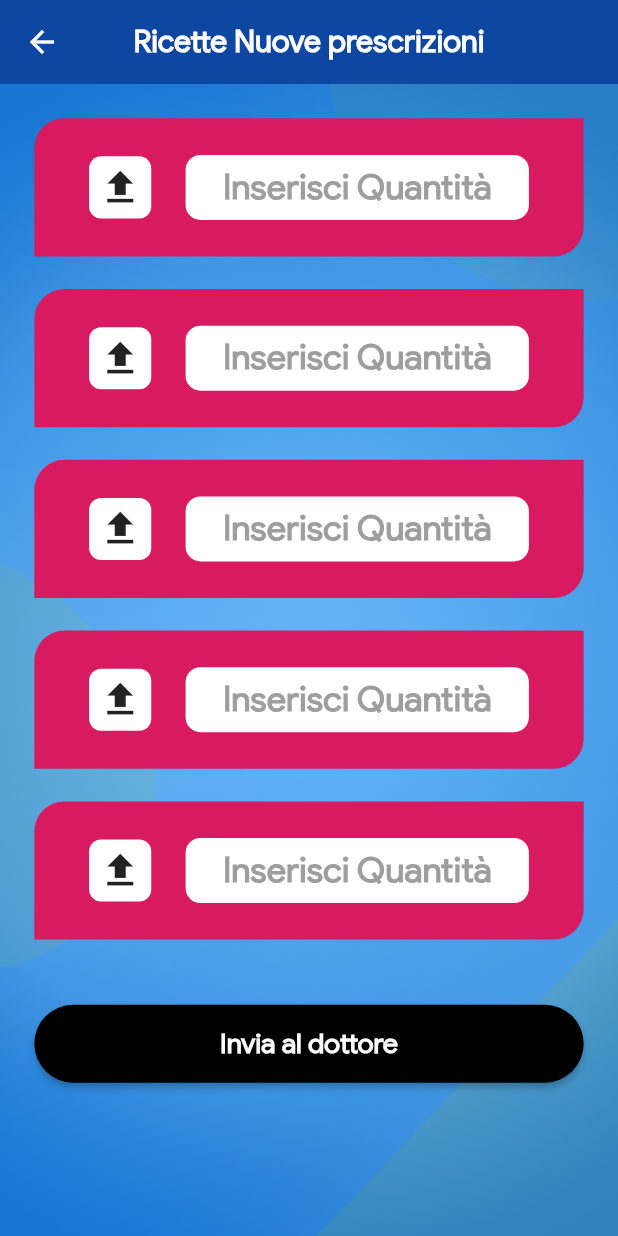
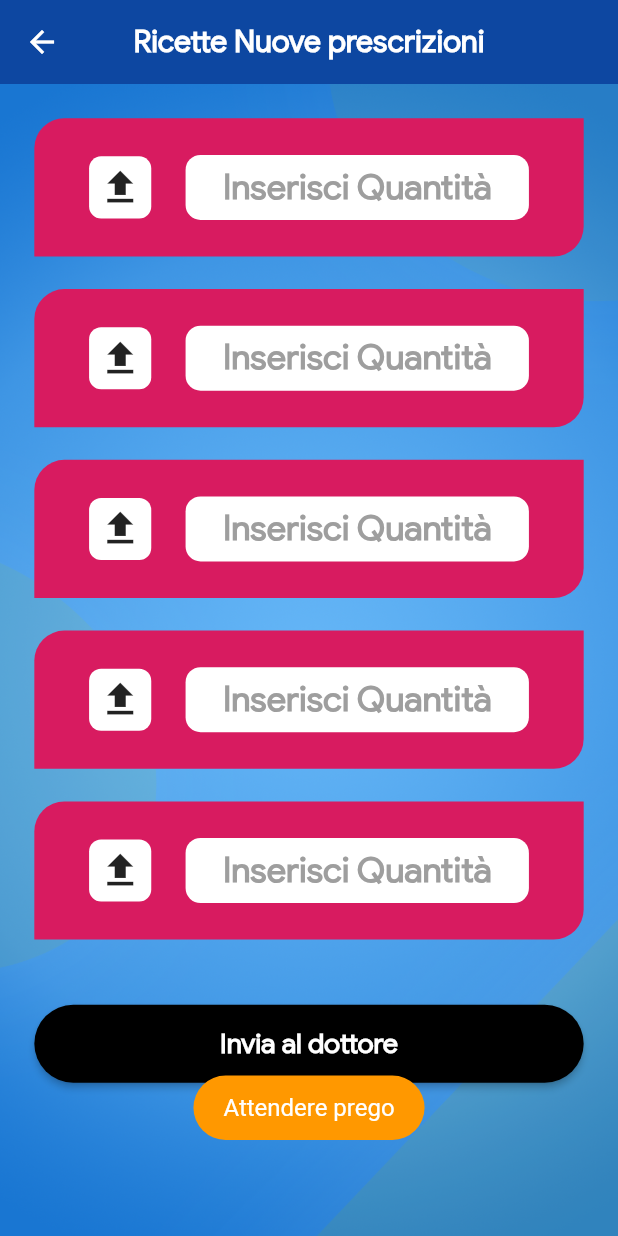
Before and after one commit to DigiWrecks/MMG2, a Flutter app: the Element2 screen opened directly, after a tap on "Invia al dottore", on a phone screen of 412 x 824 dp. Run offline on Flutter 3.47's test engine with Material 2 defaults, Android fonts, the phone set to English and light mode, and no system bars; our stand-ins replace cached_network_image, cloud_firestore, firebase_auth, firebase_storage, flutter_screenutil, fluttertoast and 2 more; missing offline and left inert: onesignal_flutter; accounts and stored records are empty.

Commit message:
Uploading Complete Colors Added

```diff
--- a/lib/screens/contact.dart
+++ b/lib/screens/contact.dart
@@ -80,7 +80,7 @@ class Contact extends StatelessWidget {
                   children: <Widget>[
                     Padding(
                       padding: EdgeInsets.fromLTRB(ScreenUtil().setHeight(30),ScreenUtil().setHeight(30),0,0),
-                      child: CustomText(text: 'Telefondo',color: Colors.black,size: ScreenUtil().setSp(50),),
+                      child: CustomText(text: 'Telefono',color: Colors.black,size: ScreenUtil().setSp(50),),
                     ),
 
                     Center(
--- a/lib/screens/element-1.dart
+++ b/lib/screens/element-1.dart
@@ -58,6 +58,7 @@ class Element1 extends StatelessWidget {
 
                 SizedBox(height: ScreenUtil().setHeight(80),),
                 Button(text: 'Invia al dottore',onclick: () async {
+                  ToastBar(text: 'Attendere prego',color: Colors.orange).show();
                   SharedPreferences prefs = await SharedPreferences.getInstance();
                   String email = prefs.getString('email');
                   String tax = prefs.getString('tax');
--- a/lib/screens/element-2.dart
+++ b/lib/screens/element-2.dart
@@ -53,7 +53,7 @@ class Element2 extends StatelessWidget {
 
                 SizedBox(height: ScreenUtil().setHeight(80),),
                 Button(text: 'Invia al dottore',onclick: () async {
-
+                  ToastBar(text: 'Attendere prego',color: Colors.orange).show();
                   SharedPreferences prefs = await SharedPreferences.getInstance();
                   String email = prefs.getString('email');
                   String tax = prefs.getString('tax');
--- a/lib/screens/element-4.dart
+++ b/lib/screens/element-4.dart
@@ -55,7 +55,7 @@ class Element4 extends StatelessWidget {
 
                 SizedBox(height: ScreenUtil().setHeight(80),),
                 Button(text: 'Invia al dottore',onclick: () async {
-
+                  ToastBar(text: 'Attendere prego',color: Colors.orange).show();
                   SharedPreferences prefs = await SharedPreferences.getInstance();
                   String email = prefs.getString('email');
                   String tax = prefs.getString('tax');
--- a/lib/widgets/upload-card.dart
+++ b/lib/widgets/upload-card.dart
@@ -8,7 +8,7 @@ import 'package:mydoctor/widgets/toast.dart';
 import 'package:path/path.dart';
 import 'package:shared_preferences/shared_preferences.dart';
 
-class UploadCard extends StatelessWidget {
+class UploadCard extends StatefulWidget {
   final TextEditingController controller;
   final String itemNo;
   final Element2Data object;
@@ -16,13 +16,26 @@ class UploadCard extends StatelessWidget {
   const UploadCard({Key key, this.controller, this.itemNo, this.object}) : super(key: key);
 
   @override
+  _UploadCardState createState() => _UploadCardState();
+}
+
+class _UploadCardState extends State<UploadCard> {
+  Color _color;
+
+  @override
+  void initState() {
+    // TODO: implement initState
+    super.initState();
+    _color = Color(0xffD81B60);
+  }
+  @override
   Widget build(BuildContext context) {
     ScreenUtil.init(context, width: 720, height: 1520, allowFontScaling: false);
     return Container(
       height: ScreenUtil().setHeight(170),
       width: double.infinity,
       decoration: BoxDecoration(
-        color: Color(0xffD81B60),
+        color: _color,
         borderRadius: BorderRadius.only(
           topLeft: Radius.circular(20),
           bottomRight: Radius.circular(20)
@@ -44,7 +57,10 @@ class UploadCard extends StatelessWidget {
                 final StorageTaskSnapshot downloadUrl = (await uploadTask.onComplete);
                 String imgurl = (await downloadUrl.ref.getDownloadURL());
               print("url is $imgurl");
-              object.setImage(imageVar: 'I$itemNo',value: imgurl);
+              setState(() {
+                _color = Colors.green;
+              });
+              widget.object.setImage(imageVar: 'I${widget.itemNo}',value: imgurl);
               ToastBar(text: 'Caricato',color: Colors.green).show();
               }
               catch(e){
@@ -79,7 +95,7 @@ class UploadCard extends StatelessWidget {
                   keyboardType: TextInputType.number,
                   textAlign: TextAlign.center,
                   textAlignVertical: TextAlignVertical.top,
-                  controller: controller,
+                  controller: widget.controller,
                   style: TextStyle(color: Colors.black,fontWeight: FontWeight.bold,fontSize: ScreenUtil().setSp(40)),
                   decoration: new InputDecoration.collapsed(
                       hintText: 'Inserisci Quantità',
```
Also changed, not shown: lib/widgets/select-widget.dart (+6 -2 lines), lib/widgets/select-widget2.dart (+12 -1 lines).
